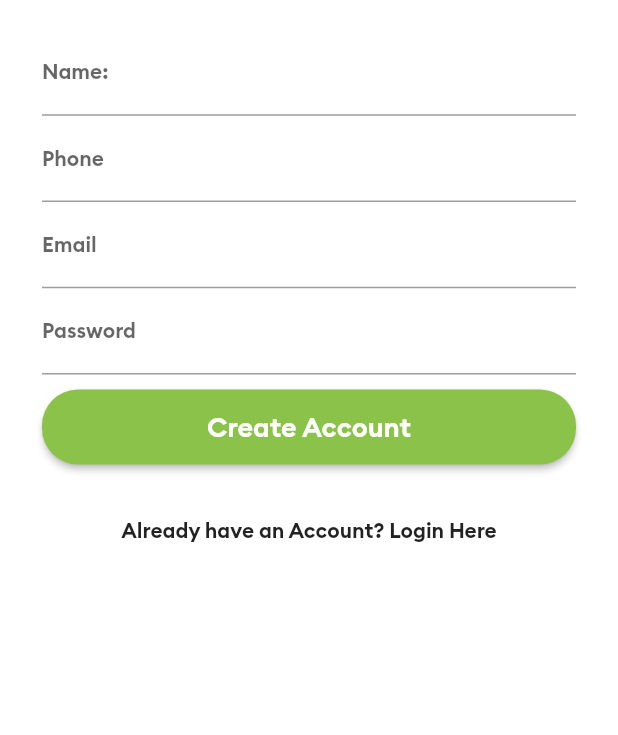
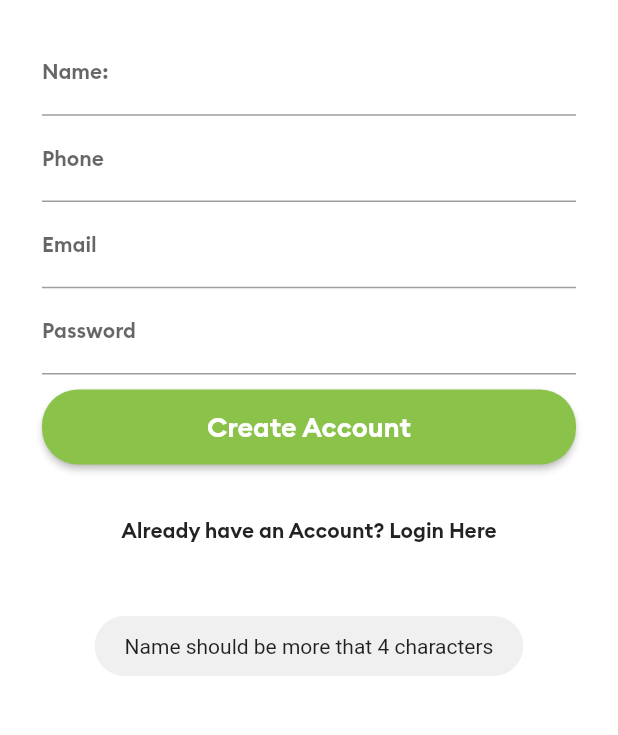
Before and after one commit to MbuviEmmanuel/riderapp, a Flutter app: the screen it shows after launch, after a tap on "Do not have an Account? Register Here", after a tap on "Create Account", on a phone screen of 412 x 824 dp, the part 464-1199 px from its top. Run offline on Flutter 3.47's test engine with Material 2 defaults, Android fonts, the light colour scheme and no system bars; our stand-ins replace firebase_auth, firebase_core, firebase_database, fluttertoast; accounts and stored records are empty.

Commit message:
Connected the firebase database with the registration screen.

```diff
--- a/lib/AllScreens/registrationScreen.dart
+++ b/lib/AllScreens/registrationScreen.dart
@@ -1,10 +1,21 @@
+import 'package:firebase_auth/firebase_auth.dart';
 import 'package:flutter/material.dart';
 import 'package:riderapp/AllScreens/loginScreen.dart';
+import 'package:fluttertoast/fluttertoast.dart';
+import 'package:riderapp/AllScreens/mainScreen.dart';
+import 'package:riderapp/main.dart';
 
 
 class RegistrationScreen extends StatelessWidget {
 
   static const String idScreen = "register";
+
+  TextEditingController nameTextEditingController = TextEditingController();
+  TextEditingController emailTextEditingController = TextEditingController();
+  TextEditingController phoneTextEditingController = TextEditingController();
+  TextEditingController passwordTextEditingController = TextEditingController();
+
+
   @override
   Widget build(BuildContext context) {
     return Scaffold(
@@ -38,6 +49,7 @@ class RegistrationScreen extends StatelessWidget {
 
                     SizedBox(height: 1.0,),
                     TextField(
+                      controller: nameTextEditingController,
                       keyboardType: TextInputType.text,
                       decoration: InputDecoration(
                         labelText: "Name:",
@@ -55,6 +67,7 @@ class RegistrationScreen extends StatelessWidget {
 
                     SizedBox(height: 1.0,),
                     TextField(
+                      controller: phoneTextEditingController,
                       keyboardType: TextInputType.phone,
                       decoration: InputDecoration(
                         labelText: "Phone",
@@ -73,6 +86,7 @@ class RegistrationScreen extends StatelessWidget {
 
                     SizedBox(height: 1.0,),
                     TextField(
+                      controller: emailTextEditingController,
                       keyboardType: TextInputType.emailAddress,
                       decoration: InputDecoration(
                         labelText: "Email",
@@ -91,6 +105,7 @@ class RegistrationScreen extends StatelessWidget {
 
                     SizedBox(height: 1.0,),
                     TextField(
+                      controller: passwordTextEditingController,
                       obscureText: true,
                       decoration: InputDecoration(
                         labelText: "Password",
@@ -125,7 +140,21 @@ class RegistrationScreen extends StatelessWidget {
                       ),
 
                       onPressed: (){
-                        print("Login button pressed");
+                        if(nameTextEditingController.text.length < 4){
+                          displayToastMessage("Name should be more that 4 characters", context);
+
+                        } else if (!emailTextEditingController.text.contains("@")){
+                          displayToastMessage("Email address is not valid", context);
+
+                        }else if(phoneTextEditingController.text.isEmpty){
+                          displayToastMessage("Phone Number is Mandatory", context);
+
+                        }else if(passwordTextEditingController.text.length < 6){
+                          displayToastMessage("Password should contain at least 6 characters", context);
+
+                        }else {
+                          registerNewUser(context);
+                        }
                       },
                     ),
                   ],
@@ -149,4 +178,34 @@ class RegistrationScreen extends StatelessWidget {
       ),
     );
   }
+
+  final FirebaseAuth _firebaseAuth = FirebaseAuth.instance;
+  void registerNewUser(BuildContext context) async{
+    final User firebaseUser = (await _firebaseAuth.createUserWithEmailAndPassword
+      (email: emailTextEditingController.text,
+        password: passwordTextEditingController.text).catchError((errMsg){
+          displayToastMessage("Error" + errMsg.toString(), context);
+    })).user;
+
+    if(firebaseUser != null) { //user created
+      //save user details to database
+
+      Map userDataMap = {
+        "name": nameTextEditingController.text.trim(),
+        "email": emailTextEditingController.text.trim(),
+        "phone": phoneTextEditingController.text.trim(),
+      };
+      userRef.child(firebaseUser.uid).set(userDataMap);
+      displayToastMessage("Congratulations, Your account has be created successfully", context);
+      Navigator.pushNamedAndRemoveUntil(context, MainScreen.idScreen, (route) => false);
+    }
+    else{
+      // error occurred msg display
+      displayToastMessage("New user account has not been created", context);
+
+    }
+  }
 }
+displayToastMessage( String message, BuildContext context){
+  Fluttertoast.showToast(msg: message);
+}
--- a/lib/main.dart
+++ b/lib/main.dart
@@ -1,12 +1,17 @@
+import 'package:firebase_core/firebase_core.dart';
+import 'package:firebase_database/firebase_database.dart';
 import 'package:flutter/material.dart';
 import 'package:riderapp/AllScreens/mainScreen.dart';
 import 'package:riderapp/AllScreens/registrationScreen.dart';
 
 import 'AllScreens/loginScreen.dart';
 
-void main() {
+void main() async {
+  WidgetsFlutterBinding.ensureInitialized();
+  await Firebase.initializeApp();
   runApp(MyApp());
 }
+DatabaseReference userRef = FirebaseDatabase.instance.reference().child("users");
 
 class MyApp extends StatelessWidget {
   // This widget is the root of your application.
--- a/pubspec.yaml
+++ b/pubspec.yaml
@@ -31,6 +31,7 @@ dependencies:
   firebase_core: ^0.5.1
   firebase_auth: ^0.18.2
   firebase_database: ^4.2.0
+  fluttertoast: ^7.1.1
 
 dev_dependencies:
   flutter_test:
```
Also changed, not shown: pubspec.lock.
